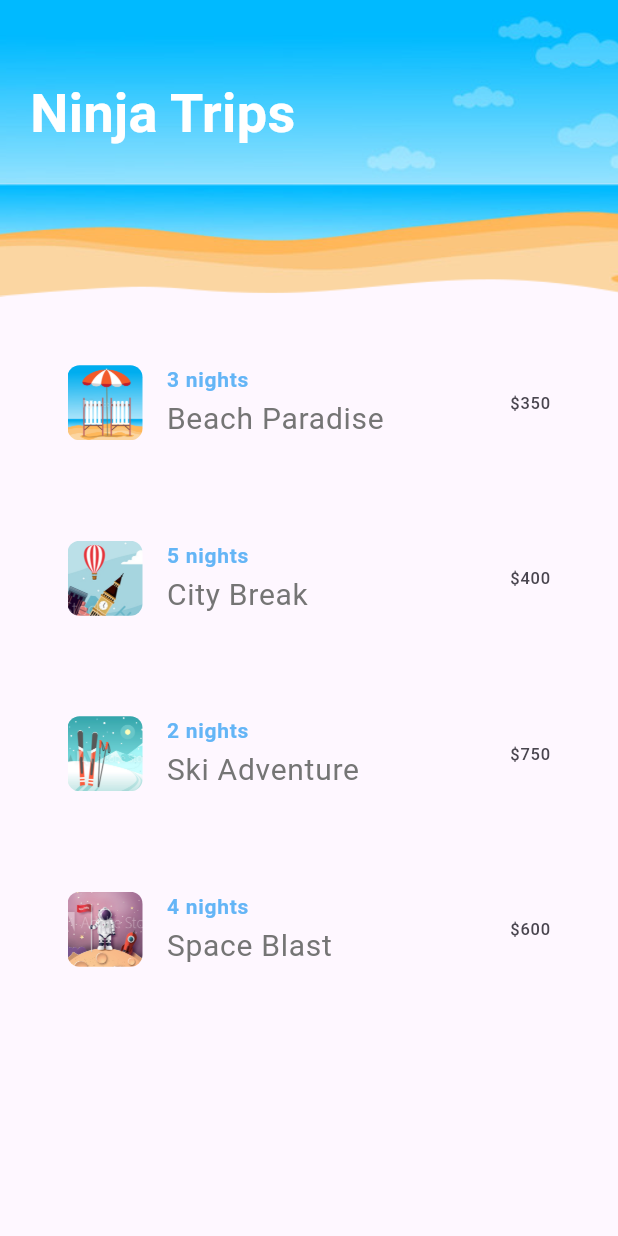
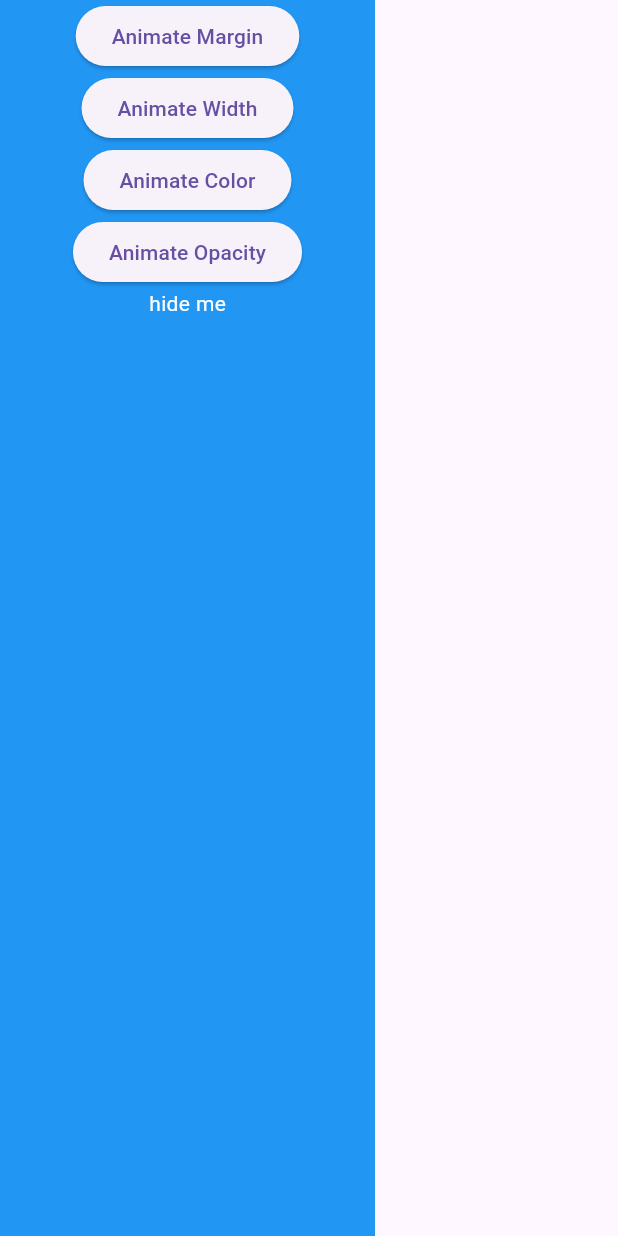
Before and after one commit to Mdsadiq03/Flutter-Animations, a Flutter app: the screen it shows after launch, on a phone screen of 412 x 824 dp. Run offline on Flutter 3.47's test engine with Material 3 defaults, Android fonts, the phone set to English and light mode, and no system bars; our stand-ins replace lorem_ipsum.

Commit message:
Worked with AnimatedContainer & Opacity

```diff
--- a/animation3/lib/main.dart
+++ b/animation3/lib/main.dart
@@ -1,3 +1,4 @@
+import 'package:animation3/screens/sandbox.dart';
 import 'package:flutter/material.dart';
 import 'package:animation3/screens/home.dart';
 
@@ -11,7 +12,7 @@ class MyApp extends StatelessWidget {
   Widget build(BuildContext context) {
     return MaterialApp(
       title: 'Ninja Trips',
-      home: Home(),
+      home: SandBox(),
     );
   }
 }
--- /dev/null
+++ b/animation3/lib/screens/sandbox.dart
@@ -0,0 +1,64 @@
+import 'package:flutter/material.dart';
+
+class SandBox extends StatefulWidget {
+  const SandBox({super.key});
+
+  @override
+  State<SandBox> createState() => _SandBoxState();
+}
+
+class _SandBoxState extends State<SandBox> {
+  double _opacity = 1;
+  double _margin = 0;
+  double _width = 250;
+  Color _color = Colors.blue;
+
+  @override
+  Widget build(BuildContext context) {
+    return Scaffold(
+      body: AnimatedContainer(
+        duration: Duration(seconds: 1),
+        margin: EdgeInsets.all(_margin),
+        width: _width,
+        color: _color,
+        child: Column(
+          crossAxisAlignment: CrossAxisAlignment.center,
+          children: [
+            ElevatedButton(
+              onPressed: () => setState(
+                () => _margin = 50,
+              ),
+              child: const Text('Animate Margin'),
+            ),
+            ElevatedButton(
+              onPressed: () => setState(
+                () => _width = 400,
+              ),
+              child: const Text('Animate Width'),
+            ),
+            ElevatedButton(
+              onPressed: () => setState(
+                () => _color = Colors.purple,
+              ),
+              child: const Text('Animate Color'),
+            ),
+            ElevatedButton(
+              onPressed: () => setState(
+                () => _opacity = 0,
+              ),
+              child: const Text('Animate Opacity'),
+            ),
+            AnimatedOpacity(
+              duration: Duration(seconds: 2),
+              opacity: _opacity,
+              child: Text(
+                'hide me',
+                style: TextStyle(color: Colors.white),
+              ),
+            ),
+          ],
+        ),
+      ),
+    );
+  }
+}
```
